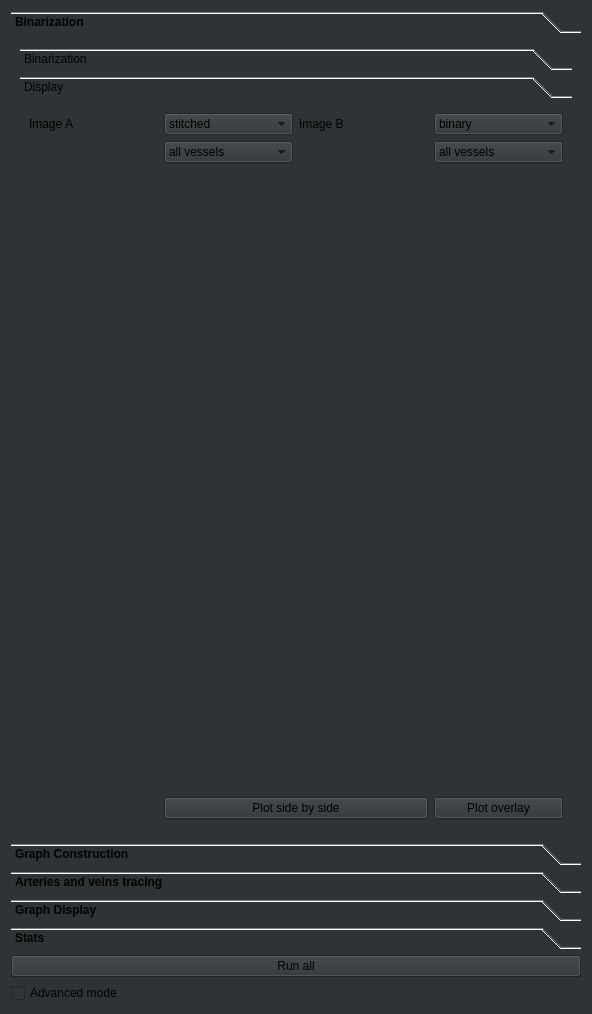
Old version of the form ClearMap/gui/creator/vasculature_tab.ui in the repository ClearAnatomics/ClearMap.
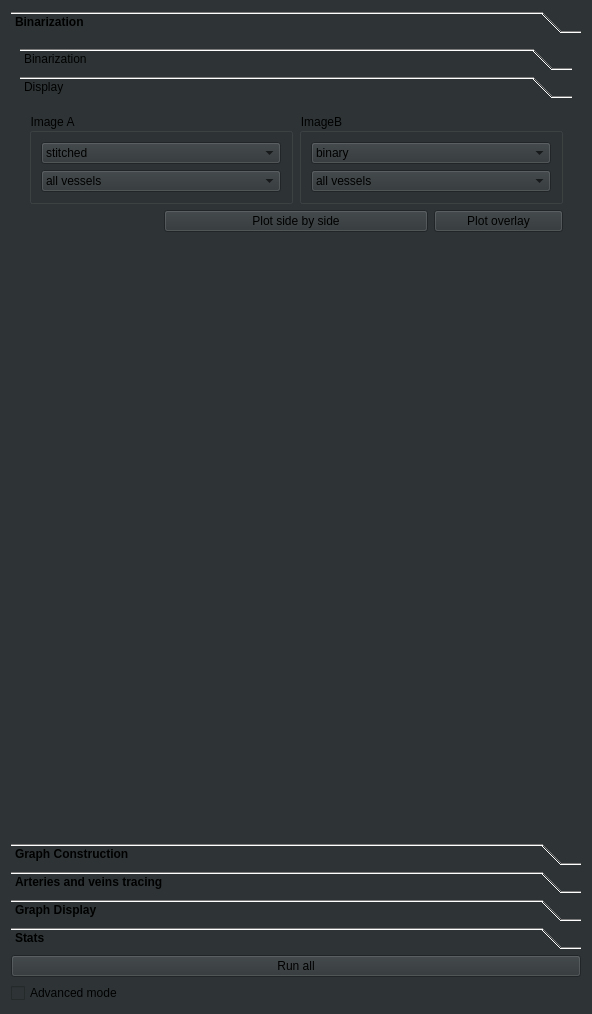
New version of the form. The open tabs and pages were chosen to show the change. Icons and pictures are not drawn.

Commit message: BUGFIX: Fixes vasculature tab initialisation

```diff
--- a/ClearMap/gui/creator/vasculature_tab.ui
+++ b/ClearMap/gui/creator/vasculature_tab.ui
@@ -134,81 +134,6 @@
                  <string>Display</string>
                 </attribute>
                 <layout class="QGridLayout" name="gridLayout_12">
-                 <item row="0" column="2">
-                  <widget class="QLabel" name="label_2">
-                   <property name="text">
-                    <string>Image B</string>
-                   </property>
-                  </widget>
-                 </item>
-                 <item row="0" column="3">
-                  <widget class="QComboBox" name="binarizationPlotStep2ComboBox">
-                   <property name="currentIndex">
-                    <number>1</number>
-                   </property>
-                   <item>
-                    <property name="text">
-                     <string>stitched</string>
-                    </property>
-                   </item>
-                   <item>
-                    <property name="text">
-                     <string>binary</string>
-                    </property>
-                   </item>
-                   <item>
-                    <property name="text">
-                     <string>postprocessed</string>
-                    </property>
-                   </item>
-                   <item>
-                    <property name="text">
-                     <string>filled</string>
-                    </property>
-                   </item>
-                   <item>
-                    <property name="text">
-                     <string>combined</string>
-                    </property>
-                   </item>
-                   <item>
-                    <property name="text">
-                     <string>final</string>
-                    </property>
-                   </item>
-                  </widget>
-                 </item>
-                 <item row="1" column="3">
-                  <widget class="QComboBox" name="binarizationPlotChannel2ComboBox">
-                   <property name="currentIndex">
-                    <number>0</number>
-                   </property>
-                   <item>
-                    <property name="text">
-                     <string>all vessels</string>
-                    </property>
-                   </item>
-                   <item>
-                    <property name="text">
-                     <string>arteries</string>
-                    </property>
-                   </item>
-                  </widget>
-                 </item>
-                 <item row="1" column="1">
-                  <widget class="QComboBox" name="binarizationPlotChannel1ComboBox">
-                   <item>
-                    <property name="text">
-                     <string>all vessels</string>
-                    </property>
-                   </item>
-                   <item>
-                    <property name="text">
-                     <string>arteries</string>
-                    </property>
-                   </item>
-                  </widget>
-                 </item>
                  <item row="3" column="3">
                   <widget class="QPushButton" name="binarizationPlotOverlayPushButton">
                    <property name="text">
@@ -216,13 +141,6 @@
                    </property>
                   </widget>
                  </item>
-                 <item row="0" column="0">
-                  <widget class="QLabel" name="label">
-                   <property name="text">
-                    <string>Image A</string>
-                   </property>
-                  </widget>
-                 </item>
                  <item row="3" column="1" colspan="2">
                   <widget class="QPushButton" name="binarizationPlotSideBySidePushButton">
                    <property name="text">
@@ -230,7 +148,13 @@
                    </property>
                   </widget>
                  </item>
-                 <item row="0" column="1">
+                 <item row="1" column="0" colspan="2">
+                  <widget class="QGroupBox" name="groupBox">
+                   <property name="title">
+                    <string>Image A</string>
+                   </property>
+                   <layout class="QVBoxLayout" name="verticalLayout_3">
+                    <item>
                   <widget class="QComboBox" name="binarizationPlotStep1ComboBox">
                    <item>
                     <property name="text">
@@ -264,7 +188,87 @@
                    </item>
                   </widget>
                  </item>
-                 <item row="2" column="1">
+                    <item>
+                     <widget class="QComboBox" name="binarizationPlotChannel1ComboBox">
+                      <item>
+                       <property name="text">
+                        <string>all vessels</string>
+                       </property>
+                      </item>
+                      <item>
+                       <property name="text">
+                        <string>arteries</string>
+                       </property>
+                      </item>
+                     </widget>
+                    </item>
+                   </layout>
+                  </widget>
+                 </item>
+                 <item row="1" column="2" colspan="2">
+                  <widget class="QGroupBox" name="groupBox_2">
+                   <property name="title">
+                    <string>ImageB</string>
+                   </property>
+                   <layout class="QVBoxLayout" name="verticalLayout_4">
+                    <item>
+                     <widget class="QComboBox" name="binarizationPlotStep2ComboBox">
+                      <property name="currentIndex">
+                       <number>1</number>
+                      </property>
+                      <item>
+                       <property name="text">
+                        <string>stitched</string>
+                       </property>
+                      </item>
+                      <item>
+                       <property name="text">
+                        <string>binary</string>
+                       </property>
+                      </item>
+                      <item>
+                       <property name="text">
+                        <string>postprocessed</string>
+                       </property>
+                      </item>
+                      <item>
+                       <property name="text">
+                        <string>filled</string>
+                       </property>
+                      </item>
+                      <item>
+                       <property name="text">
+                        <string>combined</string>
+                       </property>
+                      </item>
+                      <item>
+                       <property name="text">
+                        <string>final</string>
+                       </property>
+                      </item>
+                     </widget>
+                    </item>
+                    <item>
+                     <widget class="QComboBox" name="binarizationPlotChannel2ComboBox">
+                      <property name="currentIndex">
+                       <number>0</number>
+                      </property>
+                      <item>
+                       <property name="text">
+                        <string>all vessels</string>
+                       </property>
+                      </item>
+                      <item>
+                       <property name="text">
+                        <string>arteries</string>
+                       </property>
+                      </item>
+                     </widget>
+                    </item>
+                   </layout>
+                  </widget>
+                 </item>
+                 <item row="4" column="1">
                   <spacer name="verticalSpacer">
                    <property name="orientation">
                     <enum>Qt::Vertical</enum>
```
Left out of the diff: 6 changed lines with no effect on the pictures. Lines whose indentation alone changed are shown as unchanged. The commit also changes 2 other files.
